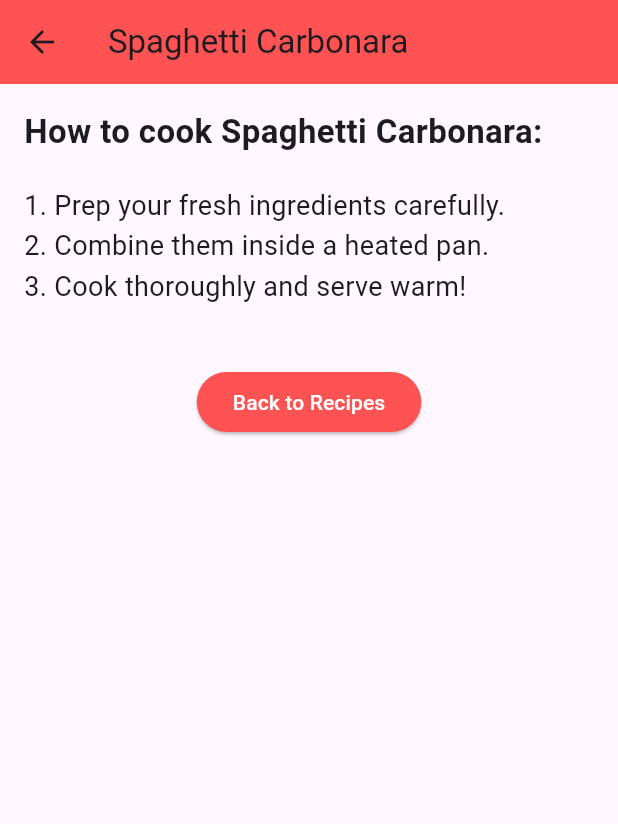
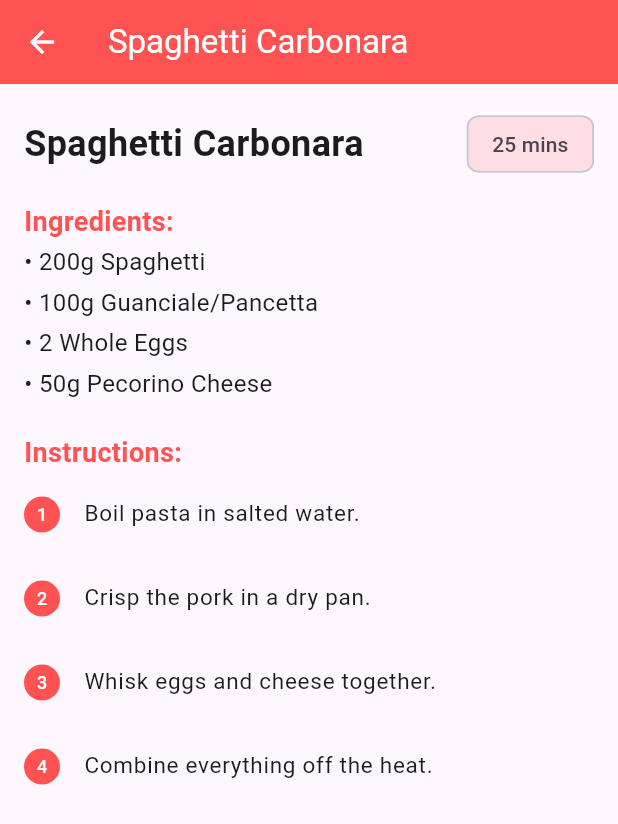
Before and after one commit to phyothant-dev/flutter-step-by-step, a Flutter app: the screen it shows after launch, after a tap on "Spaghetti Carbonara", on a phone screen of 412 x 824 dp. Shown: the top 824 px of the screen. Run offline on Flutter 3.47's test engine with Material 3 defaults, Android fonts, the phone set to English and light mode, and no system bars; network calls fail.

Commit message:
Enhance Phase 4: Route full custom object structures with mapping arrays across navigation stacks

```diff
--- a/flutter_phase_four/lib/main.dart
+++ b/flutter_phase_four/lib/main.dart
@@ -9,19 +9,67 @@ class RecipeApp extends StatelessWidget {
 
   @override
   Widget build(BuildContext context) {
-    return const MaterialApp(home: RecipeHomeScreen());
+    return MaterialApp(
+      debugShowCheckedModeBanner: false,
+      theme: ThemeData(primarySwatch: Colors.red),
+      home: const RecipeHomeScreen(),
+    );
   }
 }
 
-// --- SCREEN 1: THE HOME SCREEN ---
+// 1. Create a custom blueprint to model real recipe datasets
+class Recipe {
+  final String title;
+  final String duration;
+  final List<String> ingredients;
+  final List<String> steps;
+
+  const Recipe({
+    required this.title,
+    required this.duration,
+    required this.ingredients,
+    required this.steps,
+  });
+}
+
+// --- SCREEN 1: THE HOME LIST VIEW ---
 class RecipeHomeScreen extends StatelessWidget {
   const RecipeHomeScreen({super.key});
 
-  // Simple hardcoded list of recipes for our beginner layout
-  final List<String> recipes = const [
-    'Spaghetti Carbonara',
-    'Chocolate Chip Cookies',
-    'Chicken Stir Fry',
+  // 2. An array holding structural recipe data objects
+  final List<Recipe> originalRecipes = const [
+    Recipe(
+      title: 'Spaghetti Carbonara',
+      duration: '25 mins',
+      ingredients: [
+        '200g Spaghetti',
+        '100g Guanciale/Pancetta',
+        '2 Whole Eggs',
+        '50g Pecorino Cheese',
+      ],
+      steps: [
+        'Boil pasta in salted water.',
+        'Crisp the pork in a dry pan.',
+        'Whisk eggs and cheese together.',
+        'Combine everything off the heat.',
+      ],
+    ),
+    Recipe(
+      title: 'Chocolate Chip Cookies',
+      duration: '45 mins',
+      ingredients: [
+        '200g Flour',
+        '150g Butter',
+        '100g Sugar',
+        '150g Chocolate Chips',
+      ],
+      steps: [
+        'Cream butter and sugar together.',
+        'Mix in flour gently.',
+        'Fold in chocolate chips.',
+        'Bake at 180°C for 12 minutes.',
+      ],
+    ),
   ];
 
   @override
@@ -30,22 +78,31 @@ class RecipeHomeScreen extends StatelessWidget {
       appBar: AppBar(
         title: const Text('My Grandma\'s Cookbook'),
         backgroundColor: Colors.redAccent,
+        foregroundColor: Colors.white,
       ),
       body: ListView.builder(
-        itemCount: recipes.length,
+        itemCount: originalRecipes.length,
         itemBuilder: (context, index) {
+          final recipe = originalRecipes[index];
           return Card(
-            margin: const EdgeInsets.symmetric(horizontal: 12, vertical: 6),
+            margin: const EdgeInsets.symmetric(horizontal: 14, vertical: 6),
             child: ListTile(
-              title: Text(recipes[index], style: const TextStyle(fontSize: 18)),
-              trailing: const Icon(Icons.arrow_forward_ios, size: 16),
+              leading: const Icon(
+                Icons.restaurant_menu,
+                color: Colors.redAccent,
+              ),
+              title: Text(
+                recipe.title,
+                style: const TextStyle(fontWeight: FontWeight.bold),
+              ),
+              subtitle: Text('⏱️ Cooking Time: ${recipe.duration}'),
+              trailing: const Icon(Icons.arrow_forward_ios, size: 14),
               onTap: () {
-                // 1. The MAGIC tool to move to a new screen (Pushing a card onto the stack)
+                // 3. Passing the ENTIRE recipe data object inside our route push argument!
                 Navigator.push(
                   context,
                   MaterialPageRoute(
-                    builder: (context) =>
-                        RecipeDetailScreen(recipeName: recipes[index]),
+                    builder: (context) => RecipeDetailScreen(recipe: recipe),
                   ),
                 );
               },
@@ -57,52 +114,90 @@ class RecipeHomeScreen extends StatelessWidget {
   }
 }
 
-// --- SCREEN 2: THE DETAIL SCREEN ---
+// --- SCREEN 2: THE RESTRUCTURED DETAIL PAGE ---
 class RecipeDetailScreen extends StatelessWidget {
-  // 2. This variable acts like a mailbox to catch data passed from the first screen
-  final String recipeName;
+  // Catching the complete recipe object here
+  final Recipe recipe;
 
-  const RecipeDetailScreen({super.key, required this.recipeName});
+  const RecipeDetailScreen({super.key, required this.recipe});
 
   @override
   Widget build(BuildContext context) {
     return Scaffold(
       appBar: AppBar(
-        title: Text(
-          recipeName,
-        ), // Displays the specific recipe title passed over!
+        title: Text(recipe.title),
         backgroundColor: Colors.redAccent,
+        foregroundColor: Colors.white,
       ),
       body: Padding(
         padding: const EdgeInsets.all(16.0),
         child: Column(
           crossAxisAlignment: CrossAxisAlignment.start,
           children: [
-            Text(
-              'How to cook $recipeName:',
-              style: const TextStyle(fontSize: 22, fontWeight: FontWeight.bold),
+            Row(
+              mainAxisAlignment: MainAxisAlignment.spaceBetween,
+              children: [
+                Text(
+                  recipe.title,
+                  style: const TextStyle(
+                    fontSize: 24,
+                    fontWeight: FontWeight.bold,
+                  ),
+                ),
+                Chip(
+                  label: Text(recipe.duration),
+                  backgroundColor: Colors.redAccent.withValues(alpha: 0.15),
+                ),
+              ],
+            ),
+            const SizedBox(height: 15),
+            const Text(
+              'Ingredients:',
+              style: TextStyle(
+                fontSize: 18,
+                fontWeight: FontWeight.bold,
+                color: Colors.redAccent,
+              ),
+            ),
+            // Displaying mapped widgets dynamically inside a column layout frame
+            ...recipe.ingredients.map(
+              (item) => Padding(
+                padding: const EdgeInsets.symmetric(vertical: 2.0),
+                child: Text('• $item', style: const TextStyle(fontSize: 16)),
+              ),
             ),
             const SizedBox(height: 20),
             const Text(
-              '1. Prep your fresh ingredients carefully.\n'
-              '2. Combine them inside a heated pan.\n'
-              '3. Cook thoroughly and serve warm!',
-              style: TextStyle(fontSize: 18, height: 1.5),
+              'Instructions:',
+              style: TextStyle(
+                fontSize: 18,
+                fontWeight: FontWeight.bold,
+                color: Colors.redAccent,
+              ),
             ),
-            const SizedBox(height: 40),
-            Center(
-              child: ElevatedButton(
-                onPressed: () {
-                  // 3. Popping this card off the stack manually to go back home
-                  Navigator.pop(context);
+            Expanded(
+              child: ListView.builder(
+                itemCount: recipe.steps.length,
+                itemBuilder: (context, stepIndex) {
+                  return ListTile(
+                    contentPadding: EdgeInsets.zero,
+                    leading: CircleAvatar(
+                      maxRadius: 12,
+                      backgroundColor: Colors.redAccent,
+                      child: Text(
+                        '${stepIndex + 1}',
+                        style: const TextStyle(
+                          color: Colors.white,
+                          fontSize: 12,
+                        ),
+                      ),
+                    ),
+                    title: Text(
+                      recipe.steps[stepIndex],
+                      style: const TextStyle(fontSize: 15),
+                    ),
+                  );
                 },
-                style: ElevatedButton.styleFrom(
-                  backgroundColor: Colors.redAccent,
-                ),
-                child: const Text(
-                  'Back to Recipes',
-                  style: TextStyle(color: Colors.white),
-                ),
               ),
             ),
           ],
```
Also changed, not shown: 1 other file.
